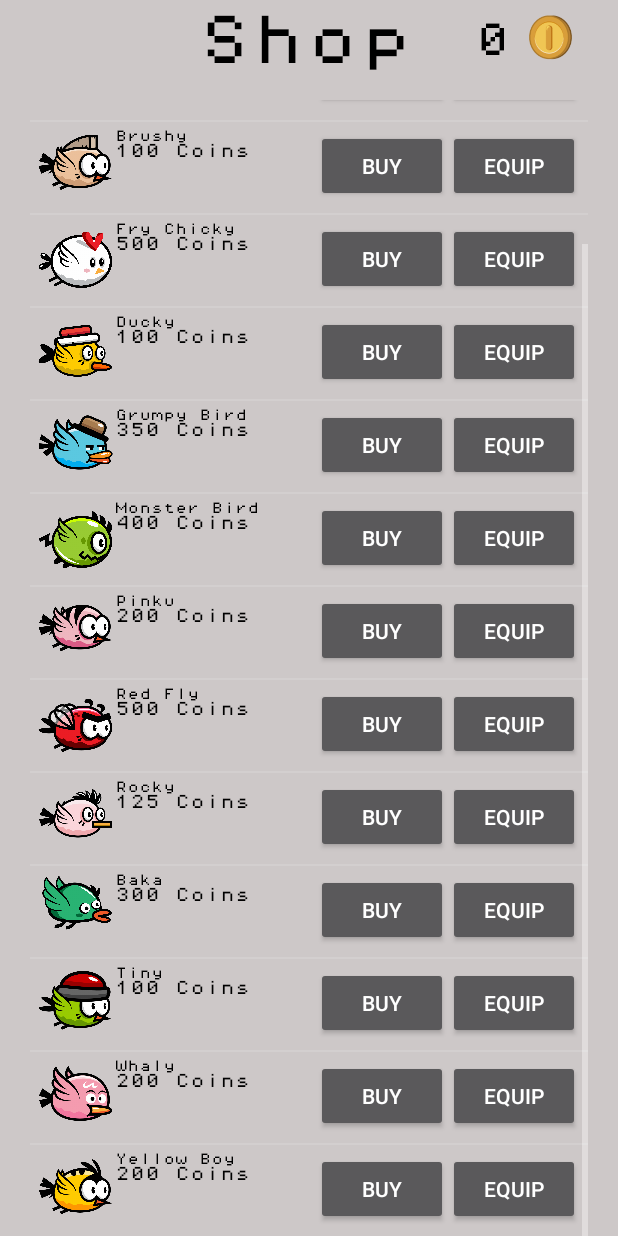
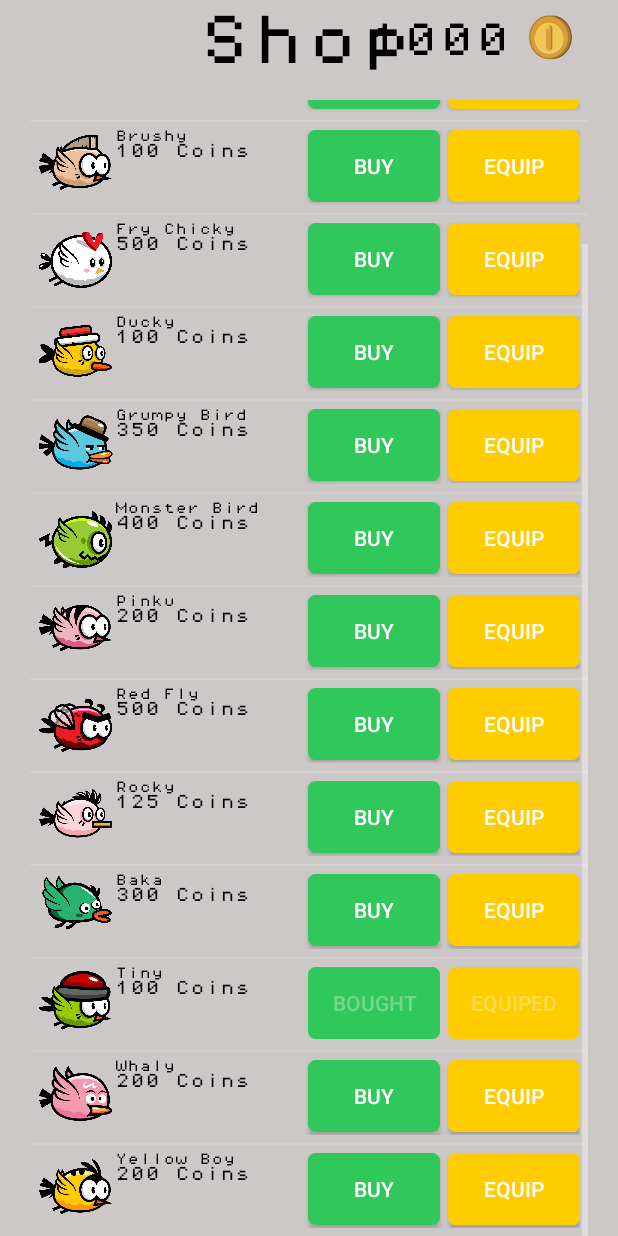
Before and after one commit to MISTERSOFT/FlappyDragon, an Android app: the ShopActivity screen opened directly, with no data from a screen before it, scrolled down 530 dp, on a phone screen of 412 x 824 dp. Run offline under Robolectric (Android 15) with nearby library versions, the phone set to English and light mode, and no system bars.

Commit message:
Changed shop button colors, get equiped bird

```diff
--- a/app/src/main/java/me/sofianehamadi/flyingbird/Views/GameView.java
+++ b/app/src/main/java/me/sofianehamadi/flyingbird/Views/GameView.java
@@ -1,13 +1,11 @@
 package me.sofianehamadi.flyingbird.views;
 
 import android.app.AlertDialog;
-import android.app.Dialog;
 import android.content.Context;
 import android.content.Intent;
 import android.graphics.Bitmap;
 import android.graphics.Canvas;
 import android.graphics.Paint;
-import android.util.Log;
 import android.view.LayoutInflater;
 import android.view.MotionEvent;
 import android.view.SurfaceHolder;
@@ -25,6 +23,7 @@ import me.sofianehamadi.flyingbird.MenuActivity;
 import me.sofianehamadi.flyingbird.common.FontCache;
 import me.sofianehamadi.flyingbird.database.Database;
 import me.sofianehamadi.flyingbird.gameobject.BirdFactory;
+import me.sofianehamadi.flyingbird.models.Bird;
 import me.sofianehamadi.flyingbird.models.BirdTypeEnum;
 import me.sofianehamadi.flyingbird.models.User;
 import me.sofianehamadi.flyingbird.ui.Background;
@@ -59,6 +58,7 @@ public class GameView extends AppView {
     private static ArrayList<Coin> coins;
 
     private static User userInfo;
+    private static Bird equipedBird;
 
     public GameView(Context context) {
         super(context);
@@ -72,6 +72,10 @@ public class GameView extends AppView {
          * Get User
          */
         userInfo = Database.getInstance(context).getUser();
+        /**
+         * Get equiped bird
+         */
+        equipedBird = Database.getInstance(context).getEquipedBird();
     }
 
     @Override
@@ -281,7 +285,7 @@ public class GameView extends AppView {
          * Init player
          */
         if (playerSprites == null) {
-            List<Integer> sprites = (List<Integer>) BirdFactory.getInstance(context).getBirdSprites(BirdTypeEnum.ANGRY);
+            List<Integer> sprites = (List<Integer>) BirdFactory.getInstance(context).getBirdSprites(equipedBird.getBirdType());
             playerSprites = new ArrayList<>();
             // Get all resources with sprites ID
             for (Integer sprite : sprites) {
--- a/app/src/main/java/me/sofianehamadi/flyingbird/database/Database.java
+++ b/app/src/main/java/me/sofianehamadi/flyingbird/database/Database.java
@@ -36,7 +36,7 @@ public class Database extends SQLiteOpenHelper {
 
     private Database(Context context) {
         super(context, DATABASE_NAME, null, DATABASE_VERSION);
-//        context.deleteDatabase(DATABASE_NAME);
+        context.deleteDatabase(DATABASE_NAME);
     }
 
     @Override
@@ -69,12 +69,12 @@ public class Database extends SQLiteOpenHelper {
         db.execSQL("INSERT INTO " + TABLE_BIRD + " (id, name, price, type, resourceName, isBought, isEquiped) VALUES(null, 'Red Fly',      500, '" + BirdTypeEnum.RED         .name() + "', 'bird_red_idle_1',          0, 0)");
         db.execSQL("INSERT INTO " + TABLE_BIRD + " (id, name, price, type, resourceName, isBought, isEquiped) VALUES(null, 'Rocky',        125, '" + BirdTypeEnum.ROCK        .name() + "', 'bird_rock_idle_1',         0, 0)");
         db.execSQL("INSERT INTO " + TABLE_BIRD + " (id, name, price, type, resourceName, isBought, isEquiped) VALUES(null, 'Baka',         300, '" + BirdTypeEnum.STUPID      .name() + "', 'bird_stupid_idle_1',       0, 0)");
-        db.execSQL("INSERT INTO " + TABLE_BIRD + " (id, name, price, type, resourceName, isBought, isEquiped) VALUES(null, 'Tiny',         100, '" + BirdTypeEnum.TINY        .name() + "', 'bird_tiny_idle_1',         0, 0)");
+        db.execSQL("INSERT INTO " + TABLE_BIRD + " (id, name, price, type, resourceName, isBought, isEquiped) VALUES(null, 'Tiny',         100, '" + BirdTypeEnum.TINY        .name() + "', 'bird_tiny_idle_1',         1, 1)"); // Default bird
         db.execSQL("INSERT INTO " + TABLE_BIRD + " (id, name, price, type, resourceName, isBought, isEquiped) VALUES(null, 'Whaly',        200, '" + BirdTypeEnum.WEIRD       .name() + "', 'bird_weird_idle_1',        0, 0)");
         db.execSQL("INSERT INTO " + TABLE_BIRD + " (id, name, price, type, resourceName, isBought, isEquiped) VALUES(null, 'Yellow Boy',   200, '" + BirdTypeEnum.YELLOW      .name() + "', 'bird_yellow_idle_1',       0, 0)");
 
         // Feed user table
-        db.execSQL("INSERT INTO " + TABLE_USER + " VALUES(1, 0)");
+        db.execSQL("INSERT INTO " + TABLE_USER + " VALUES(1, 1000)");
     }
 
     @Override
@@ -106,6 +106,17 @@ public class Database extends SQLiteOpenHelper {
         values.put("money", user.getMoney());
 
         db.update(TABLE_USER, values, "id = " + user.getId(), null);
+        db.close();
+    }
+
+    public void updateBird(Bird bird) {
+        SQLiteDatabase db = this.getWritableDatabase();
+
+        ContentValues values = new ContentValues();
+        values.put("isBought", bird.isBought());
+        values.put("isEquiped", bird.isEquiped());
+
+        db.update(TABLE_BIRD, values, "id = " + bird.getId(), null);
         db.close();
     }
 
--- a/app/src/main/java/me/sofianehamadi/flyingbird/models/adapters/ListViewItemBirdAdapter.java
+++ b/app/src/main/java/me/sofianehamadi/flyingbird/models/adapters/ListViewItemBirdAdapter.java
@@ -2,6 +2,7 @@ package me.sofianehamadi.flyingbird.models.adapters;
 
 import android.app.Activity;
 import android.content.Context;
+import android.graphics.PorterDuff;
 import android.view.LayoutInflater;
 import android.view.View;
 import android.view.ViewGroup;
@@ -67,8 +68,20 @@ public class ListViewItemBirdAdapter extends ArrayAdapter<Bird> {
             viewHolderItemBird.birdPrice.setTypeface(FontCache.getTypeface(context, FontCache.PixelOperatorMono8));
 
             viewHolderItemBird.buyBird.setEnabled(!birds.get(position).isBought());
+            if (birds.get(position).isBought()) {
+                viewHolderItemBird.buyBird.setText(R.string.bought);
+            }
+            else {
+                viewHolderItemBird.buyBird.setText(R.string.buy);
+            }
 
             viewHolderItemBird.equipBird.setEnabled(!birds.get(position).isEquiped());
+            if (birds.get(position).isEquiped()) {
+                viewHolderItemBird.equipBird.setText(R.string.equiped);
+            }
+            else {
+                viewHolderItemBird.equipBird.setText(R.string.equip);
+            }
         }
 
         return convertView;
--- /dev/null
+++ b/app/src/main/res/drawable/button_buy.xml
@@ -0,0 +1,46 @@
+<?xml version="1.0" encoding="utf-8"?>
+<selector
+    xmlns:android="http://schemas.android.com/apk/res/android">
+
+    <item android:state_pressed="true" >
+        <shape>
+            <gradient
+                android:startColor="@color/buttonBuyPressed"
+                android:endColor="@color/buttonBuyPressed"
+                android:angle="270" />
+            <stroke
+                android:width="3dp"
+                android:color="@color/buttonBuyPressed" />
+            <corners
+                android:radius="3dp" />
+        </shape>
+    </item>
+
+    <item android:state_focused="true" >
+        <shape>
+            <gradient
+                android:endColor="@color/buttonBuyFocused"
+                android:startColor="@color/buttonBuyFocused"
+                android:angle="270" />
+            <stroke
+                android:width="3dp"
+                android:color="@color/buttonBuyFocused" />
+            <corners
+                android:radius="3dp" />
+        </shape>
+    </item>
+
+    <item>
+        <shape>
+            <gradient
+                android:endColor="@color/buttonBuyIdle"
+                android:startColor="@color/buttonBuyIdle"
+                android:angle="270" />
+            <stroke
+                android:width="3dp"
+                android:color="@color/buttonBuyIdle" />
+            <corners
+                android:radius="3dp" />
+        </shape>
+    </item>
+</selector>
--- a/app/src/main/res/layout/listview_item_bird.xml
+++ b/app/src/main/res/layout/listview_item_bird.xml
@@ -52,13 +52,16 @@
                 android:layout_height="wrap_content"
                 android:layout_width="wrap_content"
                 android:id="@+id/shopBuyButton"
-                android:text="Buy" />
+                android:layout_marginRight="5dp"
+                android:background="@drawable/button_buy"
+                android:text="@string/buy" />
 
             <Button
                 android:layout_height="wrap_content"
                 android:layout_width="wrap_content"
                 android:id="@+id/shopEquipButton"
-                android:text="Equip" />
+                android:background="@drawable/button_game"
+                android:text="@string/equip" />
 
         </TableRow>
     </TableLayout>
--- a/app/src/main/res/layout/restart_game_dialog.xml
+++ b/app/src/main/res/layout/restart_game_dialog.xml
@@ -2,7 +2,7 @@
 <RelativeLayout xmlns:android="http://schemas.android.com/apk/res/android"
     android:layout_width="wrap_content"
     android:layout_height="wrap_content"
-    android:background="@color/alertRestartBackgroundColor">
+    android:background="@color/activityBackgroundColor">
 
     <ImageView
         android:id="@+id/image_lose"
--- a/app/src/main/res/values/colors.xml
+++ b/app/src/main/res/values/colors.xml
@@ -3,10 +3,14 @@
     <color name="colorPrimary">#3f51b5</color>
     <color name="colorPrimaryDark">#303f9f</color>
     <color name="colorAccent">#FF4081</color>
+
     <color name="activityBackgroundColor">#CDC8C8</color>
+
     <color name="buttonGameIdle">#ffcc00</color>
     <color name="buttonGamePressed">#efbf00</color>
     <color name="buttonGameFocused">#efbf00</color>
-    <color name="buttonGameUnder">#ff9900</color>
-    <color name="alertRestartBackgroundColor">#cdc8c8</color>
+
+    <color name="buttonBuyIdle">#31c85b</color>
+    <color name="buttonBuyPressed">#29a74c</color>
+    <color name="buttonBuyFocused">#29a74c</color>
 </resources>
--- a/app/src/main/res/values/strings.xml
+++ b/app/src/main/res/values/strings.xml
@@ -3,4 +3,8 @@
     <string name="restart">Restart ?</string>
     <string name="yes">Yes</string>
     <string name="no">No</string>
+    <string name="buy">Buy</string>
+    <string name="bought">Bought</string>
+    <string name="equip">Equip</string>
+    <string name="equiped">Equiped</string>
 </resources>
```
